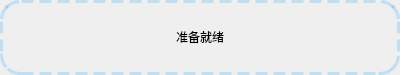
Old version of the form src/gui/design/WidgetSubtitleTaskAccept.ui in the repository Icexbb/SekaiSubtitle-Python.
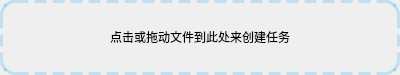
New version of the form.

The edit to the form file:
```diff
--- a/src/gui/design/WidgetSubtitleTaskAccept.ui
+++ b/src/gui/design/WidgetSubtitleTaskAccept.ui
@@ -26,8 +26,8 @@
             <string>Form</string>
         </property>
         <property name="styleSheet">
-            <string notr="true">QLabel#StatusLabel{ font: 500 24pt &quot;Microsoft YaHei UI&quot;;}
-                QWidget#StatusWidget{ border: 3px dashed rgba(0, 157, 255, 50); border-radius:20px;}
+   <string notr="true">QLabel#StatusLabel{ font: 500 12pt &quot;Microsoft YaHei UI&quot;;}
+QWidget#StatusWidget{ border: 3px dashed rgba(0, 157, 255, 50); border-radius:15px;}
             </string>
         </property>
         <layout class="QGridLayout" name="gridLayout">
@@ -91,7 +91,7 @@
                                     </sizepolicy>
                                 </property>
                                 <property name="text">
-                                    <string>准备就绪</string>
+         <string>点击或拖动文件到此处来创建任务</string>
                                 </property>
                                 <property name="alignment">
                                     <set>Qt::AlignCenter</set>
```
Lines whose indentation alone changed are shown as unchanged.
